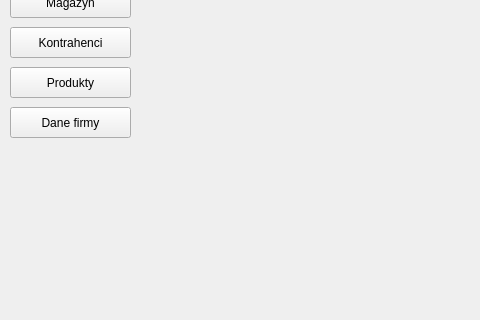
Old version of the form mainwindow.ui in the repository DzimiX/ProgramSprzedazowy; both pictures show x 0 to 480 and y 143 to 463 of the 650 by 463 pixel window.
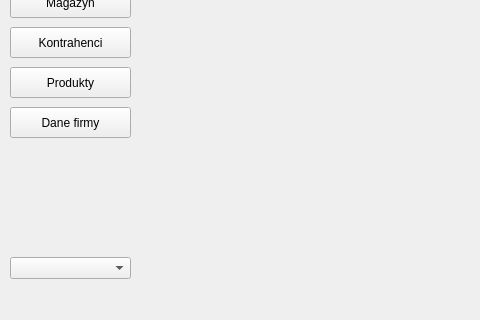
New version of the form.

Patch:
```diff
--- a/mainwindow.ui
+++ b/mainwindow.ui
@@ -150,6 +150,16 @@
      <string>Faktury</string>
     </property>
    </widget>
+   <widget class="QComboBox" name="comboBox">
+    <property name="geometry">
+     <rect>
+      <x>10</x>
+      <y>400</y>
+      <width>121</width>
+      <height>22</height>
+     </rect>
+    </property>
+   </widget>
   </widget>
   <widget class="QMenuBar" name="menubar">
    <property name="geometry">
```
